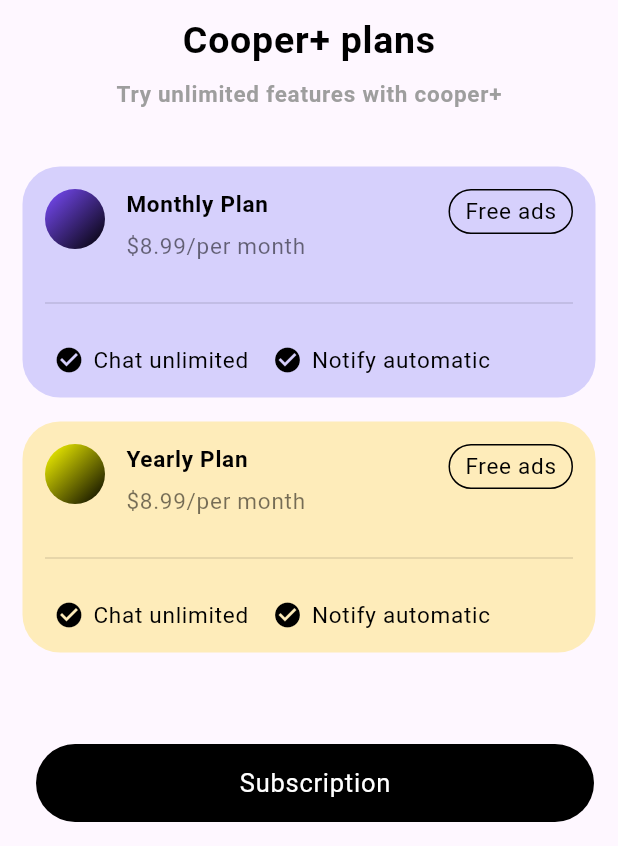
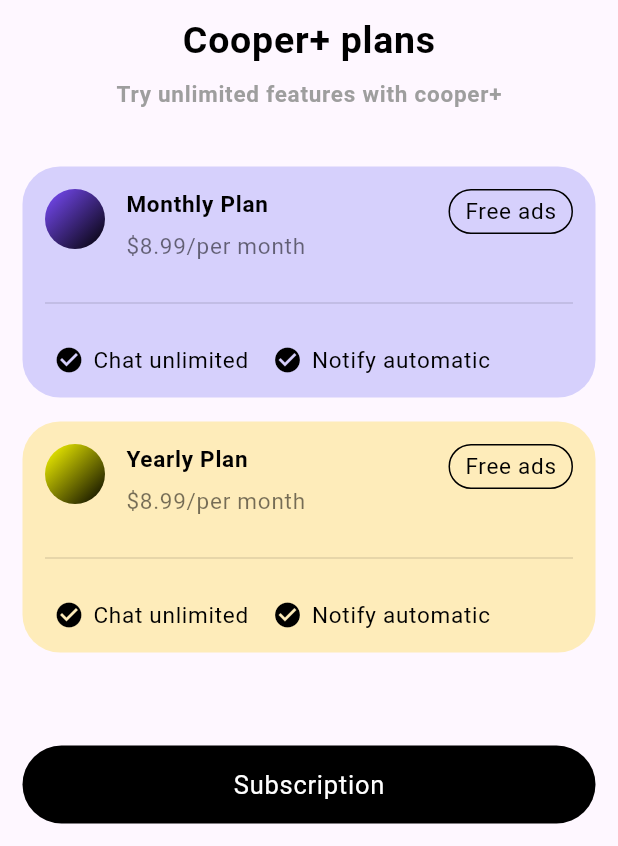
Before and after one commit to crashsonu-tasks/cooperai, a Flutter app: the PlanView screen opened directly, on a phone screen of 412 x 824 dp, the part 390-1236 px from its top. Run offline on Flutter 3.47's test engine with Material 3 defaults, Android fonts, the phone set to English and light mode, and no system bars; our stand-ins replace font_awesome_flutter.

Commit message:
designs roughly made not exact , application done.

```diff
--- a/lib/views/chat/view.dart
+++ b/lib/views/chat/view.dart
@@ -50,7 +50,7 @@ class ChatView extends StatelessWidget {
         ),
       ),
       body: const ChatBodyWidget(),
-      floatingActionButton: const ChatBottomBar(),
+      bottomNavigationBar: const ChatBottomBar(),
     );
   }
 
@@ -274,7 +274,7 @@ class _ChatBottomBarState extends State<ChatBottomBar> {
   Widget build(BuildContext context) {
     return Container(
       height: 60,
-      margin: const EdgeInsets.only(left: 30.0, top: 15),
+      margin: const EdgeInsets.all(15),
       decoration: BoxDecoration(
           color: Colors.white, borderRadius: BorderRadius.circular(40)),
       child: Row(
--- a/lib/views/plan/view.dart
+++ b/lib/views/plan/view.dart
@@ -21,8 +21,8 @@ class PlanView extends StatelessWidget {
         children: [
           Scaffold(
             body: const PlanBodyWidget(),
-            floatingActionButton: Container(
-              margin: const EdgeInsets.only(left: 40),
+            bottomNavigationBar: Container(
+              margin: const EdgeInsets.all(15),
               width: double.infinity,
               child: FilledButton(
                 onPressed: () {},
```
